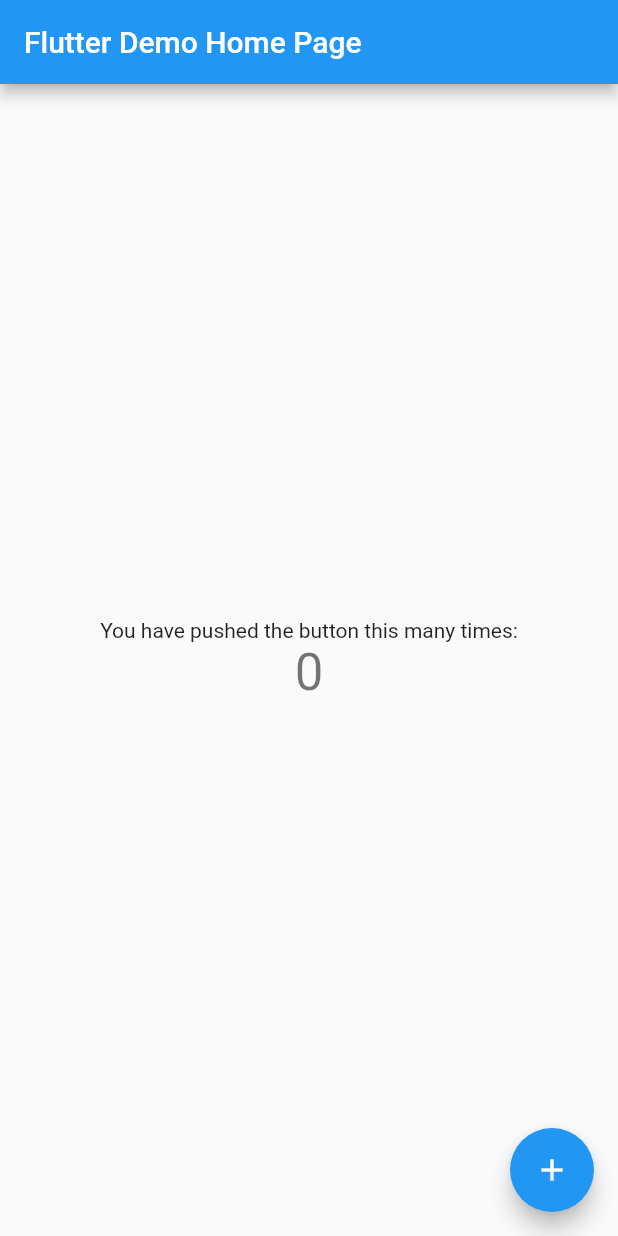
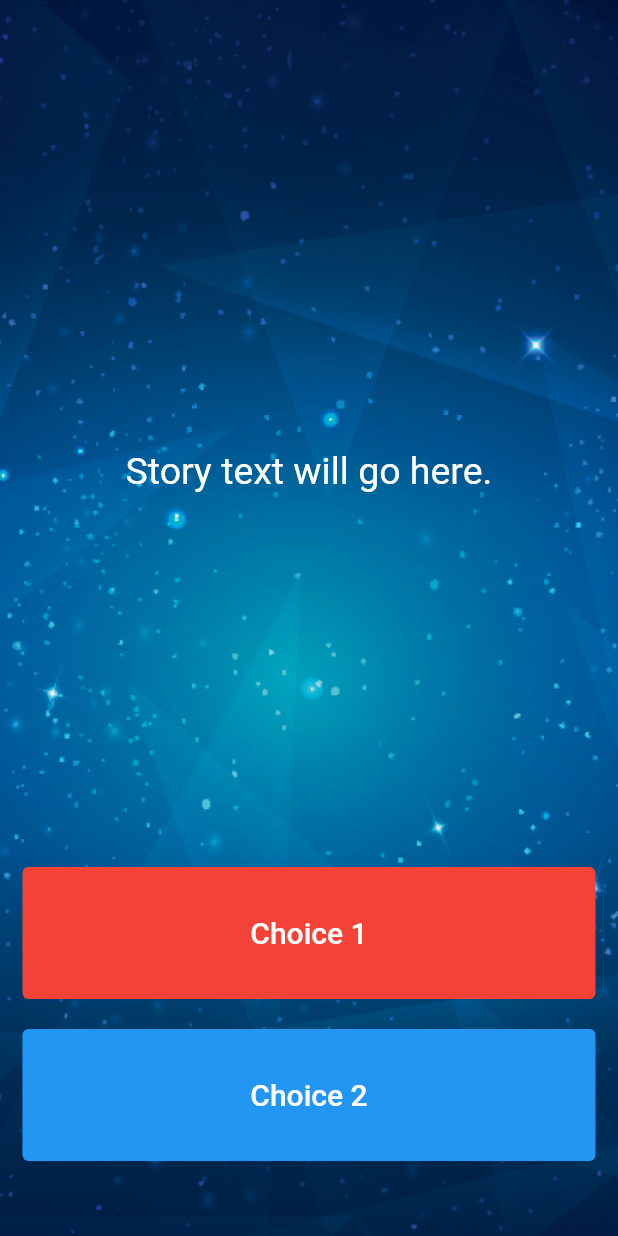
Before and after one commit to IrinaSemGB/destini-challenge-app, a Flutter app: the screen it shows after launch, on a phone screen of 412 x 824 dp. Run offline on Flutter 3.47's test engine with Material 2 defaults, Android fonts, the phone set to English and light mode, and no system bars.

Commit message:
Step 1 - Add background.png to this Container as a background image.

```diff
--- a/lib/main.dart
+++ b/lib/main.dart
@@ -1,112 +1,85 @@
 import 'package:flutter/material.dart';
 
-void main() {
-  runApp(MyApp());
-}
+void main() => runApp(Destini());
 
-class MyApp extends StatelessWidget {
-  // This widget is the root of your application.
-  @override
+class Destini extends StatelessWidget {
   Widget build(BuildContext context) {
     return MaterialApp(
-      title: 'Flutter Demo',
-      theme: ThemeData(
-        // This is the theme of your application.
-        //
-        // Try running your application with "flutter run". You'll see the
-        // application has a blue toolbar. Then, without quitting the app, try
-        // changing the primarySwatch below to Colors.green and then invoke
-        // "hot reload" (press "r" in the console where you ran "flutter run",
-        // or simply save your changes to "hot reload" in a Flutter IDE).
-        // Notice that the counter didn't reset back to zero; the application
-        // is not restarted.
-        primarySwatch: Colors.blue,
-      ),
-      home: MyHomePage(title: 'Flutter Demo Home Page'),
+      theme: ThemeData.dark(),
+      home: StoryPage(),
     );
   }
 }
 
-class MyHomePage extends StatefulWidget {
-  MyHomePage({Key? key, required this.title}) : super(key: key);
-
-  // This widget is the home page of your application. It is stateful, meaning
-  // that it has a State object (defined below) that contains fields that affect
-  // how it looks.
-
-  // This class is the configuration for the state. It holds the values (in this
-  // case the title) provided by the parent (in this case the App widget) and
-  // used by the build method of the State. Fields in a Widget subclass are
-  // always marked "final".
-
-  final String title;
-
-  @override
-  _MyHomePageState createState() => _MyHomePageState();
+class StoryPage extends StatefulWidget {
+  _StoryPageState createState() => _StoryPageState();
 }
 
-class _MyHomePageState extends State<MyHomePage> {
-  int _counter = 0;
-
-  void _incrementCounter() {
-    setState(() {
-      // This call to setState tells the Flutter framework that something has
-      // changed in this State, which causes it to rerun the build method below
-      // so that the display can reflect the updated values. If we changed
-      // _counter without calling setState(), then the build method would not be
-      // called again, and so nothing would appear to happen.
-      _counter++;
-    });
-  }
-
+class _StoryPageState extends State<StoryPage> {
   @override
   Widget build(BuildContext context) {
-    // This method is rerun every time setState is called, for instance as done
-    // by the _incrementCounter method above.
-    //
-    // The Flutter framework has been optimized to make rerunning build methods
-    // fast, so that you can just rebuild anything that needs updating rather
-    // than having to individually change instances of widgets.
     return Scaffold(
-      appBar: AppBar(
-        // Here we take the value from the MyHomePage object that was created by
-        // the App.build method, and use it to set our appbar title.
-        title: Text(widget.title),
+      body: Container(
+        decoration: BoxDecoration(
+          image: DecorationImage(
+            image: AssetImage('images/background.png'),
+            fit: BoxFit.cover,
           ),
-      body: Center(
-        // Center is a layout widget. It takes a single child and positions it
-        // in the middle of the parent.
+        ),
+        padding: EdgeInsets.symmetric(vertical: 50.0, horizontal: 15.0),
+        constraints: BoxConstraints.expand(),
+        child: SafeArea(
           child: Column(
-          // Column is also a layout widget. It takes a list of children and
-          // arranges them vertically. By default, it sizes itself to fit its
-          // children horizontally, and tries to be as tall as its parent.
-          //
-          // Invoke "debug painting" (press "p" in the console, choose the
-          // "Toggle Debug Paint" action from the Flutter Inspector in Android
-          // Studio, or the "Toggle Debug Paint" command in Visual Studio Code)
-          // to see the wireframe for each widget.
-          //
-          // Column has various properties to control how it sizes itself and
-          // how it positions its children. Here we use mainAxisAlignment to
-          // center the children vertically; the main axis here is the vertical
-          // axis because Columns are vertical (the cross axis would be
-          // horizontal).
-          mainAxisAlignment: MainAxisAlignment.center,
-          children: <Widget>[
-            Text(
-              'You have pushed the button this many times:',
+            crossAxisAlignment: CrossAxisAlignment.stretch,
+            children: [
+              Expanded(
+                flex: 12,
+                child: Center(
+                  child: Text('Story text will go here.',
+                    style: TextStyle(
+                      fontSize: 25.0,
                     ),
-            Text(
-              '$_counter',
-              style: Theme.of(context).textTheme.headline4,
+                  ),
+                ),
+              ),
+              Expanded(
+                flex: 2,
+                child: TextButton(
+                  style: TextButton.styleFrom(backgroundColor: Colors.red),
+                  onPressed: () {
+
+                  },
+                  child: Text(
+                    'Choice 1',
+                    style: TextStyle(
+                      fontSize: 20.0,
+                      color: Colors.white,
+                    ),
+                  ),
+                ),
+              ),
+              SizedBox(
+                height: 20.0,
+              ),
+              Expanded(
+                flex: 2,
+                child: TextButton(
+                  style: TextButton.styleFrom(backgroundColor: Colors.blue),
+                  onPressed: () {
+
+                  },
+                  child: Text(
+                    'Choice 2',
+                    style: TextStyle(
+                      fontSize: 20.0,
+                      color: Colors.white,
+                    ),
+                  ),
+                ),
               ),
             ],
           ),
         ),
-      floatingActionButton: FloatingActionButton(
-        onPressed: _incrementCounter,
-        tooltip: 'Increment',
-        child: Icon(Icons.add),
       ), // This trailing comma makes auto-formatting nicer for build methods.
     );
   }
```
Also changed, not shown: pubspec.yaml (+2 -26 lines), images/background.png (added), 1 other file. Lines whose indentation alone changed are shown as unchanged.
